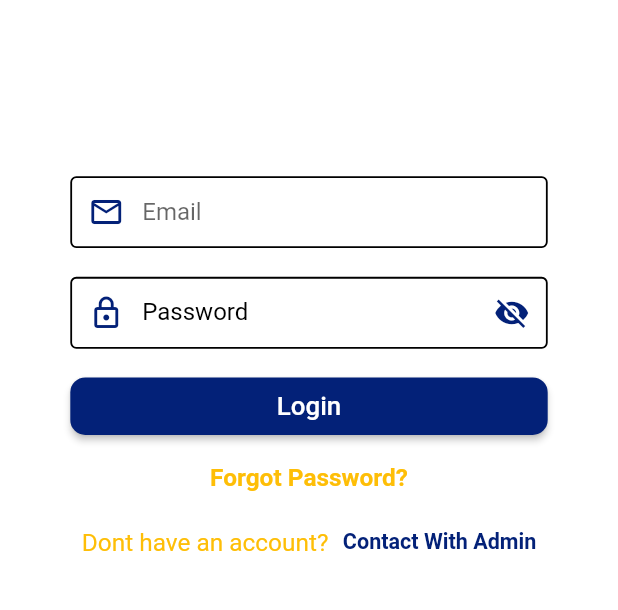
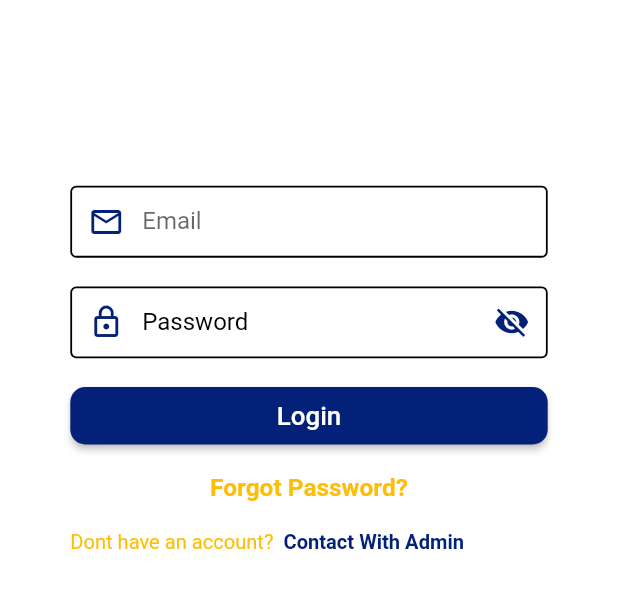
Before and after one commit to ShakilKhan999/FlyBee, a Flutter app: the screen it shows after launch, on a phone screen of 412 x 824 dp, the part 446-1056 px from its top. Run offline on Flutter 3.47's test engine with Material 2 defaults, Android fonts, the phone set to English and light mode, and no system bars; our stand-ins replace connectivity_plus, flutter_easyloading, flutter_screenutil.

Commit message:
error solve

```diff
--- a/lib/pages/login_page.dart
+++ b/lib/pages/login_page.dart
@@ -283,26 +283,29 @@ class _LoginPageState extends State<LoginPage> {
                         SizedBox(
                           height: 20.h,
                         ),
-                        SizedBox(
-                          height: 30.h,
-                          width: MediaQuery.of(context).size.width,
+                        Container(
+                          width: MediaQuery.of(context).size.width - 60.w,
                           child: Row(
                             mainAxisAlignment: MainAxisAlignment.center,
                             children: [
                               Text(
                                 'Dont have an account?',
                                 style: TextStyle(
-                                    color: Color(0xFFfebe07), fontSize: 17.h),
+                                    color: Color(0xFFfebe07), fontSize: 14.h),
                               ),
                               SizedBox(
-                                width: 10.h,
+                                width: 7.h,
                               ),
-                              Text(
-                                'Contact With Admin',
-                                style: TextStyle(
-                                    color: Color(0xFF032178),
-                                    fontSize: 15.h,
-                                    fontWeight: FontWeight.bold),
+                              Expanded(
+                                child: Text(
+                                  'Contact With Admin',
+                                  maxLines: 2,
+                                  overflow: TextOverflow.ellipsis,
+                                  style: TextStyle(
+                                      color: Color(0xFF032178),
+                                      fontSize: 14.h,
+                                      fontWeight: FontWeight.bold),
+                                ),
                               )
                             ],
                           ),
```
